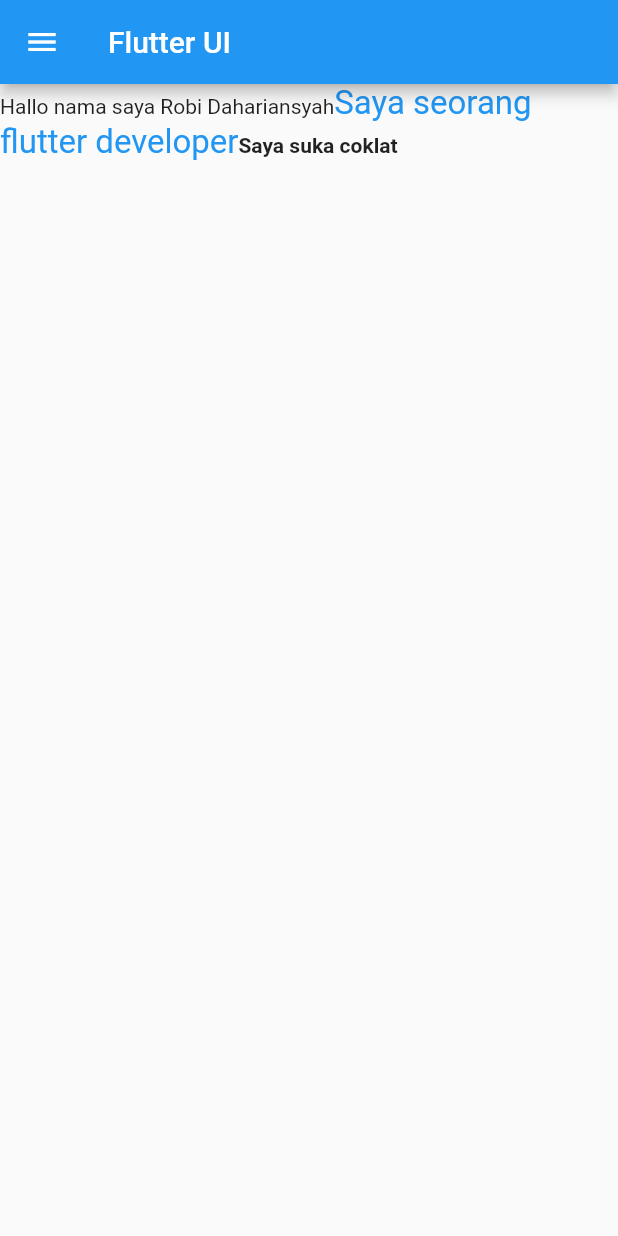
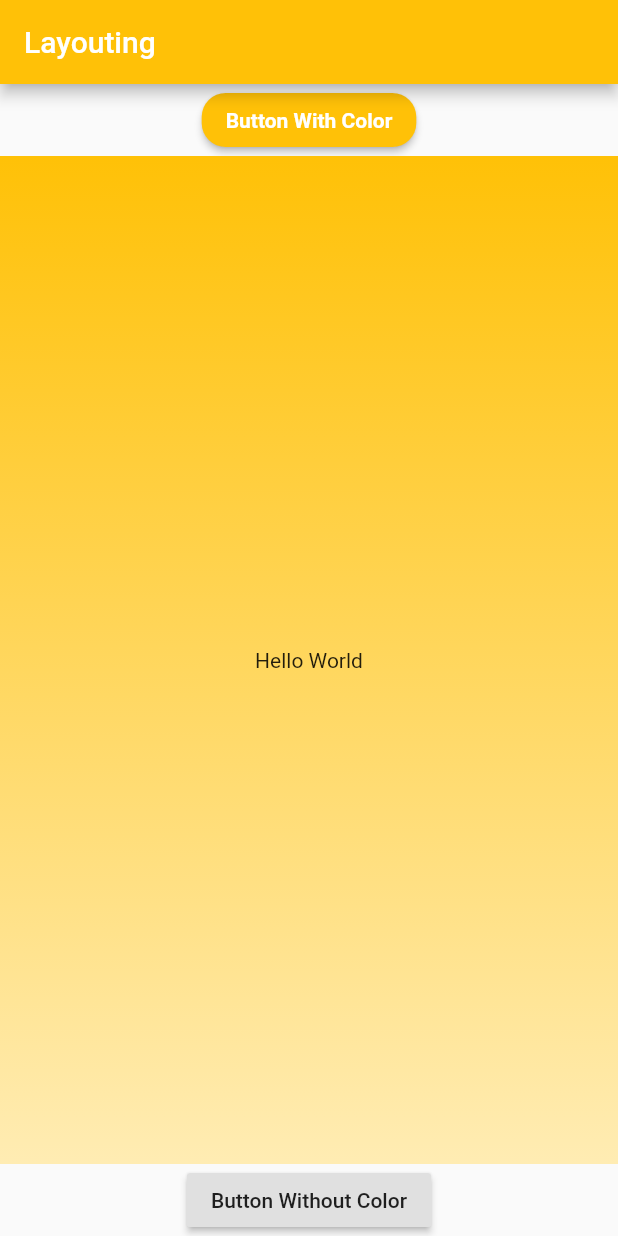
Before and after one commit to riansyahrobi8/Belajar-Flutter-UI, a Flutter app: the screen it shows after launch, on a phone screen of 412 x 824 dp. Run offline on Flutter 3.47's test engine with Material 2 defaults, Android fonts, the phone set to English and light mode, and no system bars.

Commit message:
pecah ui per widget

```diff
--- a/lib/MyApp.dart
+++ b/lib/MyApp.dart
@@ -1,4 +1,5 @@
 import 'package:belajar_ui_flutter/screens/Home.dart';
+import 'package:belajar_ui_flutter/screens/Layouting.dart';
 import 'package:flutter/material.dart';
 
 class MyApp extends StatelessWidget {
@@ -7,7 +8,7 @@ class MyApp extends StatelessWidget {
     return MaterialApp(
       title: 'Belajar Flutter UI',
       debugShowCheckedModeBanner: false,
-      home: Home(),
+      home: Layouting(),
     );
   }
 }
--- /dev/null
+++ b/lib/screens/Layouting.dart
@@ -0,0 +1,52 @@
+import 'package:flutter/material.dart';
+
+class Layouting extends StatelessWidget {
+  List<Color> _colors = [Colors.amber, Colors.amber[100]];
+
+  @override
+  Widget build(BuildContext context) {
+    return Scaffold(
+      appBar: AppBar(
+        title: Text("Layouting"),
+        backgroundColor: Colors.amber,
+      ),
+      body: Center(
+          child: Column(
+        mainAxisAlignment: MainAxisAlignment.spaceBetween,
+        children: <Widget>[
+          _buildButtonWithColor(),
+          Expanded(child: _buildContainer()),
+          _buildButtonWithoutColor()
+        ],
+      )),
+    );
+  }
+
+  Widget _buildButtonWithColor() => RaisedButton(
+        onPressed: () {},
+        shape:
+            RoundedRectangleBorder(borderRadius: BorderRadius.circular(16.0)),
+        color: Colors.amber,
+        child: Text(
+          "Button With Color",
+          style: TextStyle(fontWeight: FontWeight.bold, color: Colors.white),
+        ),
+      );
+
+  Widget _buildButtonWithoutColor() => RaisedButton(
+        onPressed: () {},
+        child: Text("Button Without Color"),
+      );
+
+  Widget _buildContainer() => Container(
+        padding: const EdgeInsets.all(16.0),
+        decoration: BoxDecoration(
+            gradient: LinearGradient(
+                begin: Alignment.topCenter,
+                end: Alignment.bottomCenter,
+                colors: _colors)),
+        child: _buildText("Hello World"),
+      );
+
+  Widget _buildText(String text) => Center(child: Text("$text"));
+}
```
Also changed, not shown: lib/screens/Home.dart (+69 -9 lines).
